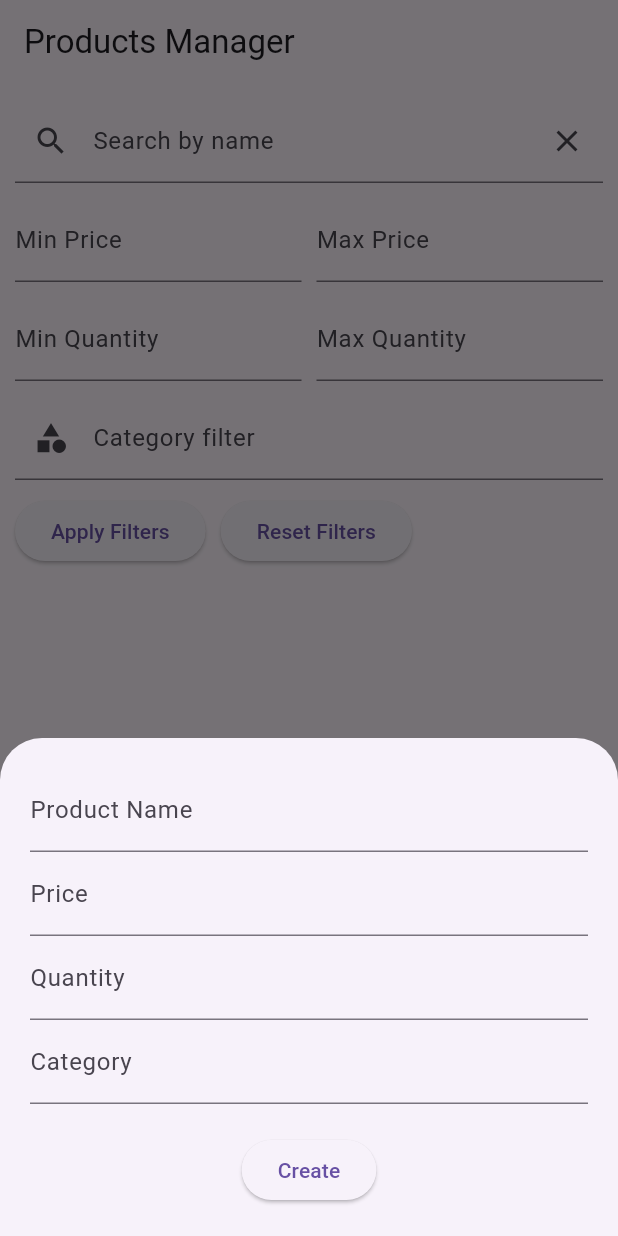
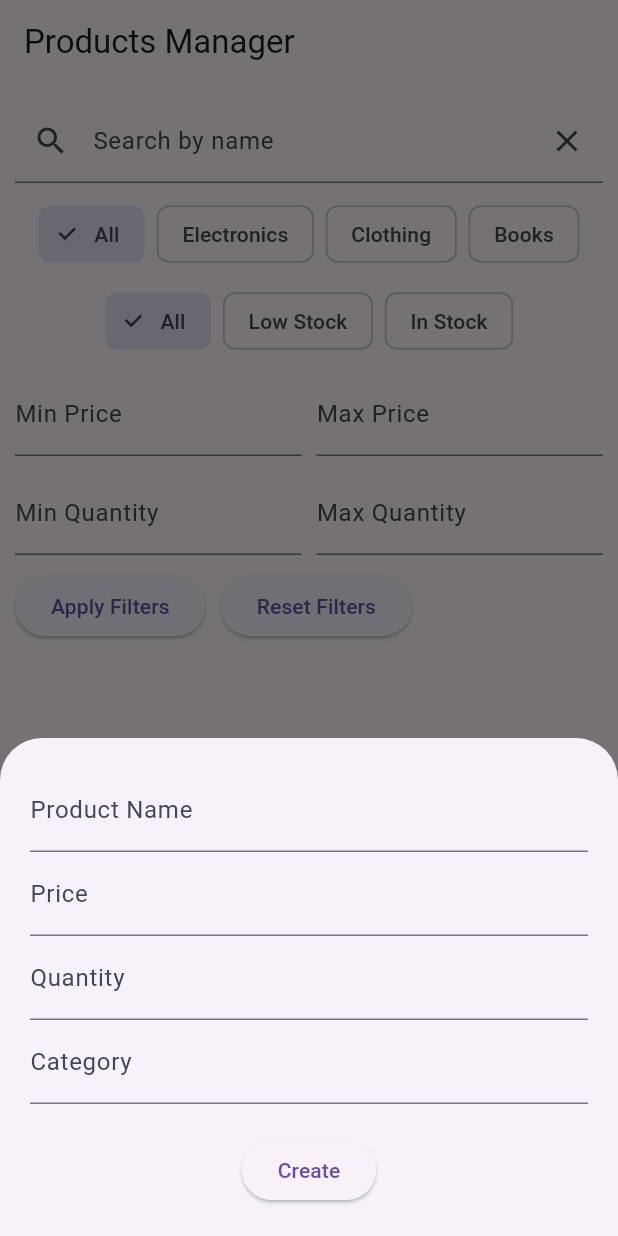
Before and after one commit to bwatts1/firebase, a Flutter app: the screen it shows after launch, after a tap on the "add" icon, on a phone screen of 412 x 824 dp. Run offline on Flutter 3.47's test engine with Material 3 defaults, Android fonts, the phone set to English and light mode, and no system bars; our stand-ins replace cloud_firestore, firebase_core; accounts and stored records are empty.

Commit message:
added predefiened category chips

```diff
--- a/lib/screens/home_page.dart
+++ b/lib/screens/home_page.dart
@@ -16,23 +16,26 @@ class _HomePageState extends State<HomePage> {
   final TextEditingController _priceController = TextEditingController();
   final TextEditingController _quantityController = TextEditingController();
   final TextEditingController _categoryController = TextEditingController();
+
   final TextEditingController _searchController = TextEditingController();
   final TextEditingController _minPriceController = TextEditingController();
   final TextEditingController _maxPriceController = TextEditingController();
   final TextEditingController _minQuantityController = TextEditingController();
   final TextEditingController _maxQuantityController = TextEditingController();
+  final TextEditingController _categoryFilterController = TextEditingController();
 
   String _searchQuery = '';
-  String _categoryQuery = '';
+  String _selectedCategory = 'All';
+  String _selectedStockStatus = 'All'; // All, Low Stock, In Stock
   double? _minPrice;
   double? _maxPrice;
   int? _minQuantity;
   int? _maxQuantity;
 
-  // Create or Update Product
   Future<void> _createOrUpdate([Product? product]) async {
-    String action = product == null ? 'create' : 'update';
-    if (product != null) {
+    final isUpdate = product != null;
+
+    if (isUpdate) {
       _nameController.text = product.name;
       _priceController.text = product.price.toString();
       _quantityController.text = product.quantity.toString();
@@ -42,7 +45,8 @@ class _HomePageState extends State<HomePage> {
     await showModalBottomSheet(
       isScrollControlled: true,
       context: context,
-      builder: (ctx) => Padding(
+      builder: (ctx) => SingleChildScrollView(
+        child: Padding(
           padding: EdgeInsets.only(
             top: 20,
             left: 20,
@@ -80,10 +84,16 @@ class _HomePageState extends State<HomePage> {
 
                   if (name.isEmpty) return;
 
-                if (action == 'create') {
+                  if (isUpdate) {
+                    await _productService.updateProduct(product!.id, name, price, category, quantity);
+                    ScaffoldMessenger.of(context).showSnackBar(
+                      const SnackBar(content: Text('Product updated successfully')),
+                    );
+                  } else {
                     await _productService.addProduct(name, price, category, quantity);
-                } else {
-                  await _productService.updateProduct(product!.id, name, price, category, quantity);
+                    ScaffoldMessenger.of(context).showSnackBar(
+                      const SnackBar(content: Text('Product added successfully')),
+                    );
                   }
 
                   _nameController.clear();
@@ -92,49 +102,43 @@ class _HomePageState extends State<HomePage> {
                   _categoryController.clear();
                   Navigator.of(ctx).pop();
                 },
-              child: Text(action == 'create' ? 'Create' : 'Update'),
+                child: Text(isUpdate ? 'Update' : 'Create'),
               ),
             ],
+          ),
         ),
       ),
     );
   }
 
-  // Delete product
   Future<void> _deleteProduct(String id) async {
     await _productService.deleteProduct(id);
     ScaffoldMessenger.of(context).showSnackBar(
       const SnackBar(content: Text('Product deleted successfully')),
     );
   }
+  Stream<List<Product>> _getFilteredProducts() {
+    return _productService.getProductList().map((products) {
+      return products.where((p) {
+        final matchesName = _searchQuery.isEmpty || p.name.toLowerCase().contains(_searchQuery);
 
-  // Filtered Stream
-  Stream<List<Product>> _getFilteredProducts() {
-    Stream<List<Product>> stream = _productService.getProductList();
+        final matchesCategory = _selectedCategory == 'All' ||
+            p.category.toLowerCase() == _selectedCategory.toLowerCase();
 
-    // Apply search by name
-    if (_searchQuery.isNotEmpty) {
-      stream = _productService.searchProductsByName(_searchQuery);
+        final matchesStockStatus = _selectedStockStatus == 'All' ||
+            (_selectedStockStatus == 'Low Stock' && p.quantity < 5) ||
+            (_selectedStockStatus == 'In Stock' && p.quantity >= 5);
+
+        final matchesPrice = (_minPrice == null || p.price >= _minPrice!) &&
+                             (_maxPrice == null || p.price <= _maxPrice!);
+
+        final matchesQuantity = (_minQuantity == null || p.quantity >= _minQuantity!) &&
+                                (_maxQuantity == null || p.quantity <= _maxQuantity!);
+
+        return matchesName && matchesCategory && matchesStockStatus && matchesPrice && matchesQuantity;
+      }).toList();
+    });
   }
-
-    // Apply category filter
-    if (_categoryQuery.isNotEmpty) {
-      stream = _productService.searchProductsByCategory(_categoryQuery);
-    }
-
-    // Apply price filter
-    if (_minPrice != null || _maxPrice != null) {
-      stream = _productService.filterByPrice(_minPrice, _maxPrice);
-    }
-
-    // Apply quantity filter
-    if (_minQuantity != null || _maxQuantity != null) {
-      stream = _productService.filterByQuantity(_minQuantity, _maxQuantity);
-    }
-
-    return stream;
-  }
-
   @override
   Widget build(BuildContext context) {
     return Scaffold(
@@ -143,7 +147,6 @@ class _HomePageState extends State<HomePage> {
         padding: const EdgeInsets.all(10),
         child: Column(
           children: [
-            // Search
             TextField(
               controller: _searchController,
               decoration: InputDecoration(
@@ -162,7 +165,36 @@ class _HomePageState extends State<HomePage> {
               },
             ),
             const SizedBox(height: 10),
-            // Filters: price, quantity, category
+            Wrap(
+              spacing: 8.0,
+              children: ['All', 'Electronics', 'Clothing', 'Books'].map((category) {
+                return ChoiceChip(
+                  label: Text(category),
+                  selected: _selectedCategory == category,
+                  onSelected: (selected) {
+                    setState(() {
+                      _selectedCategory = selected ? category : 'All';
+                    });
+                  },
+                );
+              }).toList(),
+            ),
+            const SizedBox(height: 10),
+            Wrap(
+              spacing: 8.0,
+              children: ['All', 'Low Stock', 'In Stock'].map((status) {
+                return ChoiceChip(
+                  label: Text(status),
+                  selected: _selectedStockStatus == status,
+                  onSelected: (selected) {
+                    setState(() {
+                      _selectedStockStatus = selected ? status : 'All';
+                    });
+                  },
+                );
+              }).toList(),
+            ),
+            const SizedBox(height: 10),
             Row(
               children: [
                 Expanded(
@@ -203,17 +235,6 @@ class _HomePageState extends State<HomePage> {
               ],
             ),
             const SizedBox(height: 10),
-            TextField(
-              controller: _categoryController,
-              decoration: const InputDecoration(
-                labelText: 'Category filter',
-                prefixIcon: Icon(Icons.category),
-              ),
-              onChanged: (value) {
-                setState(() => _categoryQuery = value.trim().toLowerCase());
-              },
-            ),
-            const SizedBox(height: 10),
             Row(
               children: [
                 ElevatedButton(
@@ -235,14 +256,14 @@ class _HomePageState extends State<HomePage> {
                     _maxPriceController.clear();
                     _minQuantityController.clear();
                     _maxQuantityController.clear();
-                    _categoryController.clear();
                     setState(() {
                       _searchQuery = '';
+                      _selectedCategory = 'All';
+                      _selectedStockStatus = 'All';
                       _minPrice = null;
                       _maxPrice = null;
                       _minQuantity = null;
                       _maxQuantity = null;
-                      _categoryQuery = '';
                     });
                   },
                   child: const Text('Reset Filters'),
@@ -250,7 +271,6 @@ class _HomePageState extends State<HomePage> {
               ],
             ),
             const SizedBox(height: 10),
-            // Product list
             Expanded(
               child: StreamBuilder<List<Product>>(
                 stream: _getFilteredProducts(),
@@ -286,6 +306,7 @@ class _HomePageState extends State<HomePage> {
                               ),
                             ],
                           ),
+                          tileColor: product.quantity < 5 ? Colors.red[50] : null,
                         ),
                       );
                     },
@@ -298,6 +319,7 @@ class _HomePageState extends State<HomePage> {
       ),
       floatingActionButton: FloatingActionButton(
         onPressed: () => _createOrUpdate(),
+        tooltip: 'Add Product',
         child: const Icon(Icons.add),
       ),
     );
```
Also changed, not shown: lib/screens/data_page.dart (added). Lines whose indentation alone changed are shown as unchanged.
